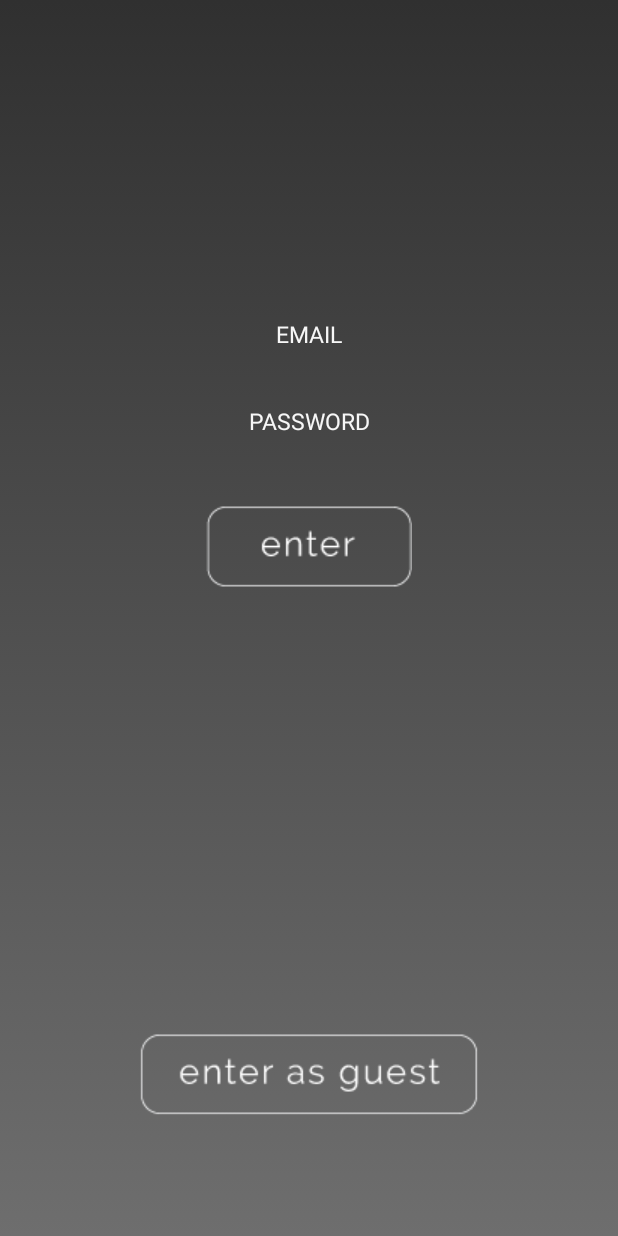
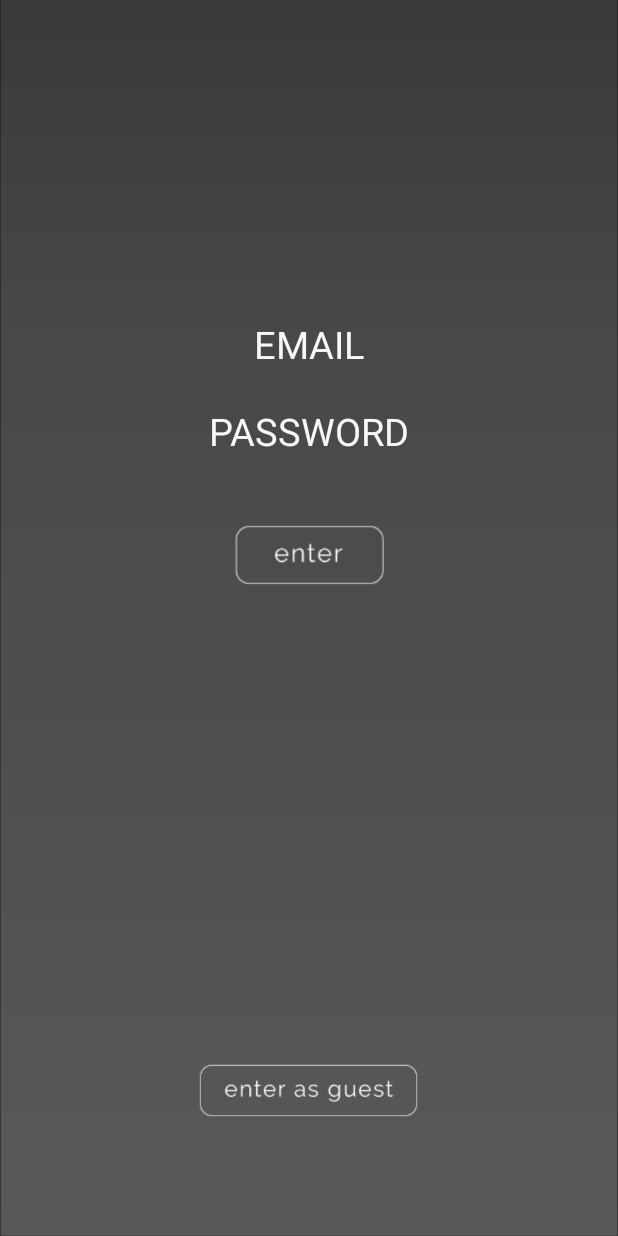
Before and after one commit to jjeun/DSMSocial, an Android app: the Login screen opened directly, with no data from a screen before it, on a phone screen of 412 x 824 dp. Run offline under Robolectric (Android 15) with nearby library versions, the phone set to English and light mode, and no system bars.

Commit message:
remaking a few things, my laptop and desktop both have difrerent stuff on them, just trying to even out the files between the 2

```diff
--- a/app/src/main/java/com/application/dsmsocial/Login.java
+++ b/app/src/main/java/com/application/dsmsocial/Login.java
@@ -1,18 +1,16 @@
 package com.application.dsmsocial;
 
-import android.database.sqlite.SQLiteDatabase;
-import android.graphics.Typeface;
+import android.content.Intent;
 import android.os.Bundle;
 import android.support.v7.app.AppCompatActivity;
+import android.view.View;
 import android.widget.EditText;
 import android.widget.ImageButton;
 import android.widget.TextView;
 
-import java.sql.SQLException;
 
 public class Login extends AppCompatActivity
 {
-    private static final String DB_NAME = "DSMSocialClubDB.sqlite3";
 
     private ImageButton loginButton;
     private ImageButton guestButton;
@@ -21,25 +19,17 @@ public class Login extends AppCompatActivity
     private EditText inputPassword;
     private TextView loginError;
 
-    private SQLiteDatabase database;
+
 
     @Override
     protected void onCreate(Bundle savedInstanceState) {
         super.onCreate(savedInstanceState);
         setContentView(R.layout.activity_login);
-
-        ExternalDbOpenHelper dbOpenHelper = new ExternalDbOpenHelper(this,DB_NAME);
-        try {
-            database = dbOpenHelper.openDataBase();
-        } catch (SQLException e) {
-            e.printStackTrace();
-        }
-
-
     }
 
-
-
-
+    public void login(View view)
+    {
+        //Intent intent = new Intent(this, checkout.class);
+    }
 
 }
--- a/app/src/main/res/layout/activity_login.xml
+++ b/app/src/main/res/layout/activity_login.xml
@@ -1,7 +1,7 @@
 <RelativeLayout xmlns:android="http://schemas.android.com/apk/res/android"
     xmlns:tools="http://schemas.android.com/tools" android:layout_width="fill_parent"
     android:layout_height="fill_parent"
-    android:background="@drawable/loginGradient"
+    android:background="@drawable/login_bg"
     tools:context="com.application.dsmsocial.Login"
     android:id="@+id/login">
 
@@ -14,7 +14,7 @@
         android:hint="EMAIL"
         android:textColorHint="#f7f7f7"
         android:textAlignment="center"
-        android:textSize="15dp"
+        android:textSize="25dp"
         android:textColor="#f7f7f7"
         android:gravity="center_horizontal"
         android:singleLine="true"
@@ -31,7 +31,7 @@
         android:hint="PASSWORD"
         android:textColorHint="#f7f7f7"
         android:textAlignment="center"
-        android:textSize="15dp"
+        android:textSize="25dp"
         android:textColor="#f7f7f7"
         android:gravity="center_horizontal"
         android:singleLine="true"
@@ -40,8 +40,8 @@
         android:layout_centerHorizontal="true" />
     <ImageButton
         android:id="@+id/guestButton"
-        android:layout_width="wrap_content"
-        android:layout_height="wrap_content"
+        android:layout_width="150dp"
+        android:layout_height="40dp"
         android:background="@drawable/guest"
         android:contentDescription="guest button"
         android:layout_alignParentBottom="true"
@@ -49,8 +49,8 @@
         android:layout_marginBottom="77dp" />
     <ImageButton
         android:id="@+id/enterButton"
-        android:layout_width="wrap_content"
-        android:layout_height="wrap_content"
+        android:layout_width="100dp"
+        android:layout_height="40dp"
         android:background="@drawable/enter"
         android:contentDescription="enter button"
         android:layout_below="@+id/passwordField"
--- a/app/src/main/res/values/strings.xml
+++ b/app/src/main/res/values/strings.xml
@@ -101,5 +101,8 @@
         <item>\n Jewelry</item>
         <item>\n Sculpture</item>
     </string-array>
+    <string name="title_activity_checkout">Checkout</string>
+
+    <string name="hello_world">Hello world!</string>
 
 </resources>
```
Also changed, not shown: app/src/main/AndroidManifest.xml (+6 -3 lines).
